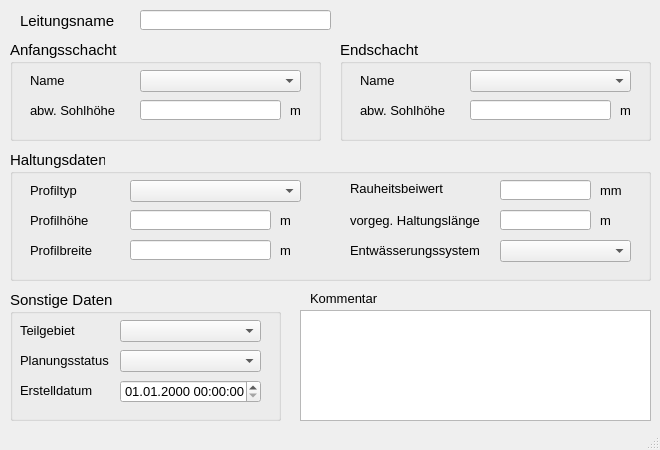
The window that qkan/forms/qkan_anschlussleitungen.ui (hoettges/QKan) describes before a commit, drawn with Qt 5.
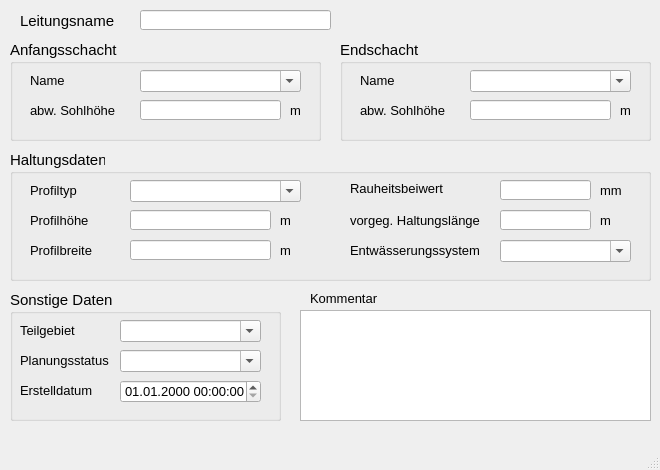
The same window after the commit. Custom widgets are drawn as their Qt base class.

Patch:
```diff
--- a/qkan/forms/qkan_anschlussleitungen.ui
+++ b/qkan/forms/qkan_anschlussleitungen.ui
@@ -7,7 +7,7 @@
     <x>0</x>
     <y>0</y>
     <width>660</width>
-    <height>450</height>
+    <height>470</height>
    </rect>
   </property>
   <property name="sizePolicy">
@@ -19,7 +19,7 @@
   <property name="minimumSize">
    <size>
     <width>660</width>
-    <height>450</height>
+    <height>470</height>
    </size>
   </property>
   <property name="baseSize">
@@ -153,6 +153,9 @@
      <property name="statusTip">
       <string>Name des oberen Schachts</string>
      </property>
+     <property name="editable">
+      <bool>true</bool>
+     </property>
     </widget>
     <widget class="QLineEdit" name="sohleoben">
      <property name="geometry">
@@ -295,6 +298,9 @@
      <property name="statusTip">
       <string>Name des unteren Schachts</string>
      </property>
+     <property name="editable">
+      <bool>true</bool>
+     </property>
     </widget>
    </widget>
    <widget class="QTextEdit" name="kommentar">
@@ -500,6 +506,9 @@
      <property name="statusTip">
       <string>vorh. Entwässerungssystem (z.B. Mischwasser, Regenwasser etc.)</string>
      </property>
+     <property name="editable">
+      <bool>true</bool>
+     </property>
     </widget>
     <widget class="QComboBox" name="profilnam">
      <property name="geometry">
@@ -522,6 +531,9 @@
      <property name="statusTip">
       <string>Profil der Haltung gem. HE</string>
      </property>
+     <property name="editable">
+      <bool>true</bool>
+     </property>
     </widget>
     <widget class="QLabel" name="label_54">
      <property name="geometry">
@@ -803,6 +815,9 @@
      <property name="statusTip">
       <string>zur Zuordnung auf ein selbstständig festgelegtes Teilgebiet</string>
      </property>
+     <property name="editable">
+      <bool>true</bool>
+     </property>
     </widget>
     <widget class="QComboBox" name="simstatus">
      <property name="geometry">
@@ -825,6 +840,9 @@
      <property name="statusTip">
       <string>aktueller Status (z.B. vorhanden, in Planung etc.)</string>
      </property>
+     <property name="editable">
+      <bool>true</bool>
+     </property>
     </widget>
     <widget class="QgsDateTimeEdit" name="createdat">
      <property name="geometry">
```
